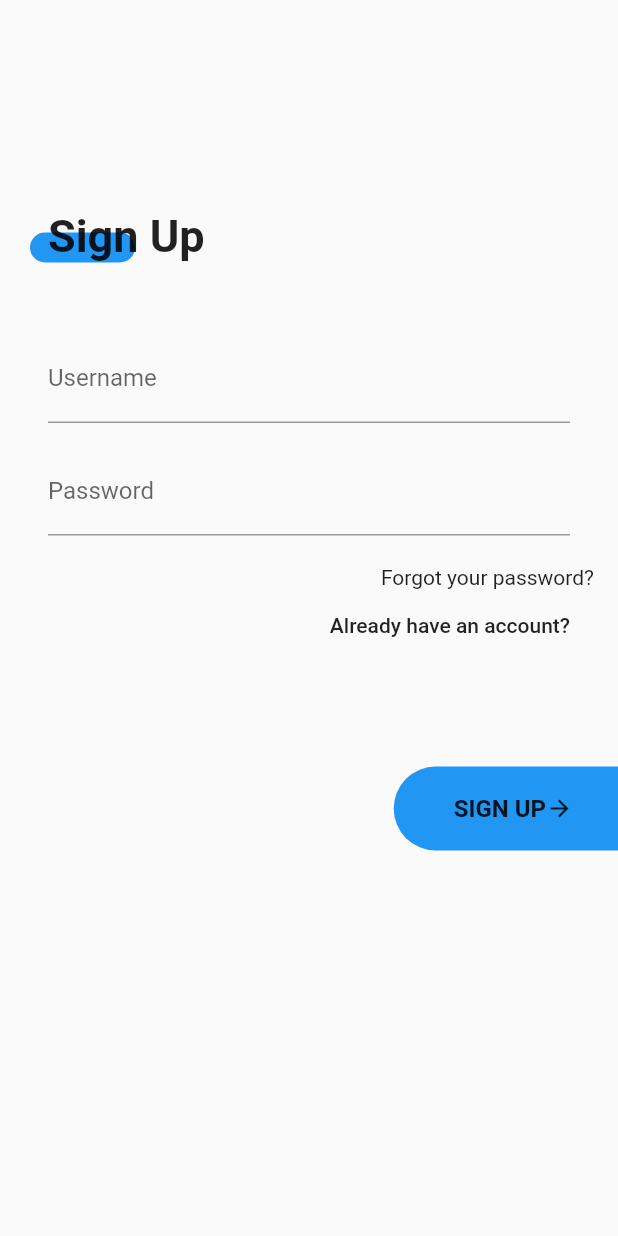
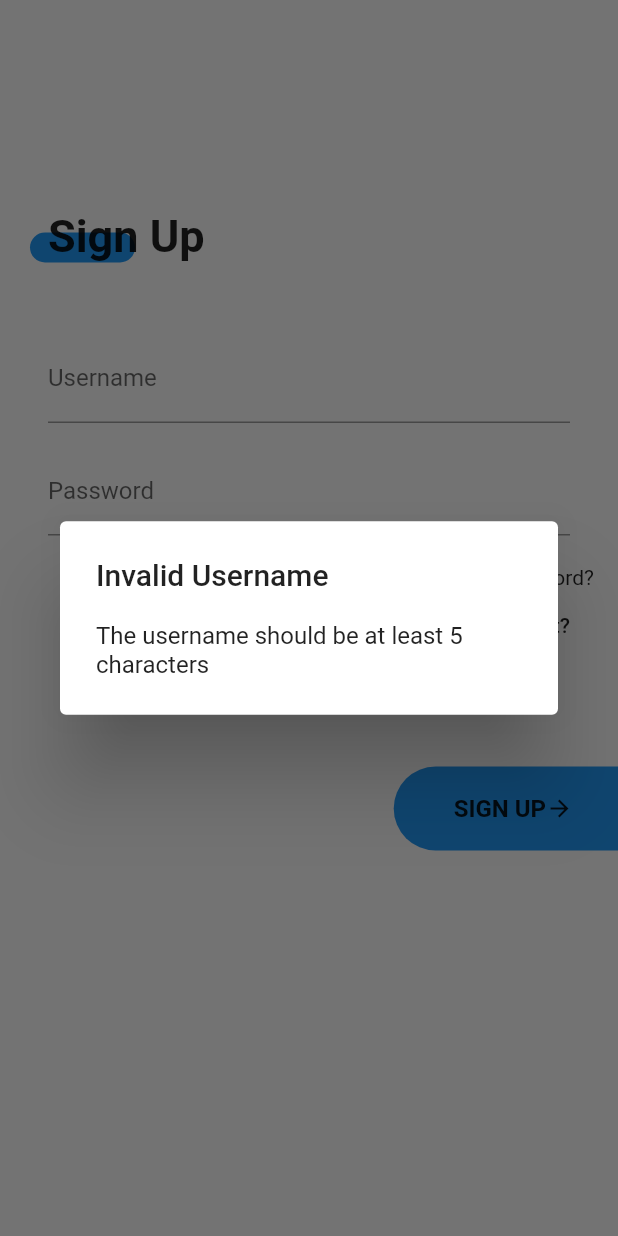
Before and after one commit to MyoMyatAung/flutter_todo, a Flutter app: the SignUp screen opened directly, after a tap on "SIGN UP", on a phone screen of 412 x 824 dp. Run offline on Flutter 3.47's test engine with Material 2 defaults, Android fonts, the phone set to English and light mode, and no system bars; our stand-ins replace flutter_secure_storage; accounts and stored records are empty; network calls fail.

Commit message:
Add Authentication Provider

```diff
--- a/lib/screens/signup.dart
+++ b/lib/screens/signup.dart
@@ -1,7 +1,44 @@
 import 'package:flutter/material.dart';
 import 'package:flutter_todo/screens/login.dart';
+import 'package:flutter_todo/services/auth.dart';
+import 'package:flutter_todo/static/ip_address.dart';
+import 'package:http/http.dart' as http;
+import 'package:provider/provider.dart';
 
 class SignUp extends StatelessWidget {
+
+  final _usernameController = TextEditingController();
+  final _passwordController = TextEditingController();
+
+  void displayDialog(BuildContext context, String title, String text){
+    showDialog(context: context,builder: (context){
+      return AlertDialog(
+        title: Text(title),
+        content: Text(text),
+      );
+    },);
+  }
+
+
+
+  void submit(BuildContext context, String username, String password) async{
+
+    if(username.length < 4){
+      displayDialog(context, "Invalid Username", "The username should be at least 5 characters");
+    }else if(password.length < 4){
+      displayDialog(context, "Weak password", "The password length should be at least 5 characters");
+    }else{
+      var res = await Provider.of<AuthProvider>(context, listen: false).attemptSignUp(username, password);
+      if(res == 201){
+        displayDialog(context, "Success", "The user was created. Login now");
+      }else if(res == 409){
+        displayDialog(context, "Signup Fail", "This user is already registered");
+      }else{
+        displayDialog(context, "Error", "Unknown Error occured");
+      }
+    }
+  }
+
   @override
   Widget build(BuildContext context) {
     return Scaffold(
@@ -50,6 +87,7 @@ class SignUp extends StatelessWidget {
                   labelText: "Username",
                   hasFloatingPlaceholder: true,
                 ),
+                controller: _usernameController,
               ),
             ),
             Padding(
@@ -63,6 +101,7 @@ class SignUp extends StatelessWidget {
                   labelText: "Password",
                   hasFloatingPlaceholder: true,
                 ),
+                controller: _passwordController,
               ),
             ),
             Container(
@@ -97,7 +136,10 @@ class SignUp extends StatelessWidget {
                         topLeft: Radius.circular(30.0),
                         bottomLeft: Radius.circular(30.0))),
                 onPressed: () {
+                  final username = _usernameController.text;
+                  final password = _passwordController.text;
 
+                  submit(context, username, password);
                 },
                 child: Row(
                   mainAxisSize: MainAxisSize.min,
--- a/lib/services/auth.dart
+++ b/lib/services/auth.dart
@@ -1,5 +1,28 @@
 import 'package:flutter/foundation.dart';
+import 'package:flutter_todo/static/ip_address.dart';
+import 'package:flutter_todo/static/secure_storage.dart';
+import 'package:http/http.dart' as http;
 
-class AuthProvider extends ChangeNotifier{
+class AuthProvider extends ChangeNotifier {
+  var jwt = "";
 
+  Future<String> get jwtOrEmpty async {
+    jwt = await SecureStorage.storage.read(key: "jwt");
+    print(jwt);
+    if (jwt == null) return "";
+    return jwt;
+  }
+
+  Future<int> attemptSignUp(String username, String password) async {
+    var res = await http.post('http://${IPAddress.IP_ADDRESS}:3000/signup',
+        body: {"username": username, "password": password});
+    return res.statusCode;
+  }
+
+  Future<String> attemptLogin(String username, String password) async {
+    var res = await http.post('http://${IPAddress.IP_ADDRESS}:3000/login',
+        body: {"username": username, "password": password});
+    if (res.statusCode == 200) return res.body;
+    return null;
+  }
 }
--- /dev/null
+++ b/lib/static/secure_storage.dart
@@ -0,0 +1,5 @@
+import 'package:flutter_secure_storage/flutter_secure_storage.dart';
+
+class SecureStorage{
+  static const storage = FlutterSecureStorage();
+}
--- a/pubspec.yaml
+++ b/pubspec.yaml
@@ -30,7 +30,9 @@ dependencies:
   cupertino_icons: ^0.1.3
   intl: ^0.16.1
   provider: ^4.3.2+1
+  shared_preferences: ^0.5.10
   http: ^0.12.2
+  flutter_secure_storage: ^3.3.3
 
 dev_dependencies:
   flutter_test:
```
Also changed, not shown: lib/main.dart (+45 -5 lines), lib/screens/home.dart (+20 -0 lines), lib/screens/login.dart (+60 -2 lines), pubspec.lock, 1 other file.
